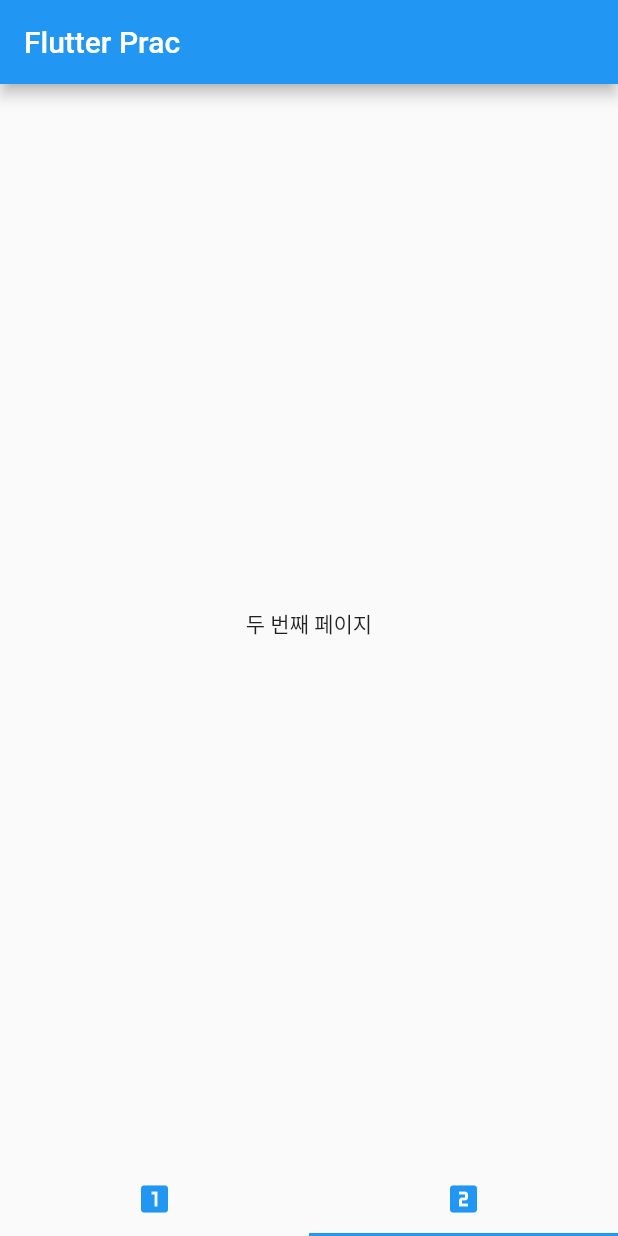
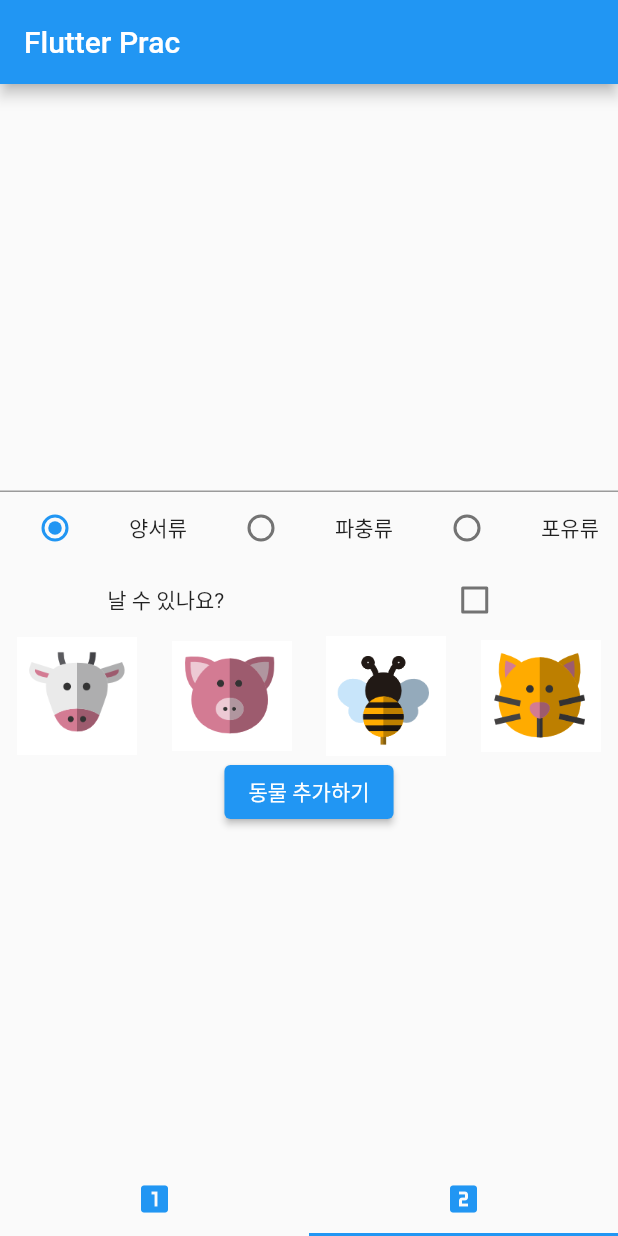
Before and after one commit to che-ri/flutter_prac, a Flutter app: the screen it shows after launch, tab 2 chosen, on a phone screen of 412 x 824 dp. Run offline on Flutter 3.47's test engine with Material 2 defaults, Android fonts, the phone set to English and light mode, and no system bars.

Commit message:
feat ::: 리스트 추가페이지

```diff
--- a/lib/secondPage.dart
+++ b/lib/secondPage.dart
@@ -1,13 +1,96 @@
 import 'package:flutter/material.dart';
+import './animalItem.dart';
 
-class SecondApp extends StatelessWidget {
-  const SecondApp({super.key});
+class SecondApp extends StatefulWidget {
+  @override
+  State<SecondApp> createState() => _SecondAppState();
+  List<Animal>? list;
+  SecondApp({Key? key, @required this.list}) : super(key: key);
+}
+
+class _SecondAppState extends State<SecondApp> {
+  final nameController = TextEditingController();
+  int? _radioValue = 0;
+  bool? flyExist = false;
+  String? _imagePath;
+
+  _radioChange(int? value) {
+    setState(() {
+      _radioValue = value;
+    });
+  }
 
   @override
   Widget build(BuildContext context) {
     return Scaffold(
       body: Container(
-        child: Center(child: Text('두 번째 페이지')),
+        child: Center(
+            child: Column(
+          mainAxisAlignment: MainAxisAlignment.center,
+          children: [
+            TextField(
+                controller: nameController,
+                keyboardType: TextInputType.text,
+                maxLines: 1),
+            Row(
+              children: [
+                Radio(
+                    value: 0, groupValue: _radioValue, onChanged: _radioChange),
+                Text('양서류'),
+                Radio(
+                    value: 1, groupValue: _radioValue, onChanged: _radioChange),
+                Text('파충류'),
+                Radio(
+                    value: 2, groupValue: _radioValue, onChanged: _radioChange),
+                Text('포유류'),
+              ],
+              mainAxisAlignment: MainAxisAlignment.spaceAround,
+            ),
+            Row(
+              children: [
+                Text('날 수 있나요?'),
+                Checkbox(
+                    value: flyExist,
+                    onChanged: (bool? check) {
+                      setState(() {
+                        flyExist = check;
+                      });
+                    })
+              ],
+              mainAxisAlignment: MainAxisAlignment.spaceAround,
+            ),
+            Row(
+              children: [
+                GestureDetector(
+                  child: Image.asset('image/cow.png', width: 80),
+                  onTap: () {
+                    _imagePath = 'image/cow.png';
+                  },
+                ),
+                GestureDetector(
+                  child: Image.asset('image/pig.png', width: 80),
+                  onTap: () {
+                    _imagePath = 'image/pig.png';
+                  },
+                ),
+                GestureDetector(
+                  child: Image.asset('image/bee.png', width: 80),
+                  onTap: () {
+                    _imagePath = 'image/bee.png';
+                  },
+                ),
+                GestureDetector(
+                  child: Image.asset('image/cat.png', width: 80),
+                  onTap: () {
+                    _imagePath = 'image/cat.png';
+                  },
+                ),
+              ],
+              mainAxisAlignment: MainAxisAlignment.spaceAround,
+            ),
+            ElevatedButton(onPressed: () {}, child: Text('동물 추가하기'))
+          ],
+        )),
       ),
     );
   }
```
Also changed, not shown: lib/firstPage.dart (+24 -7 lines).
